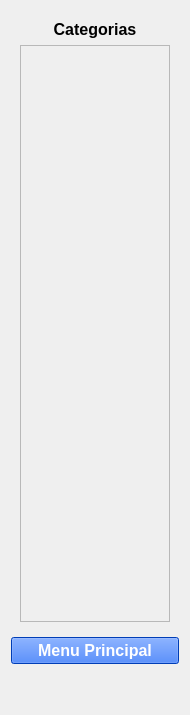
DanilloMLS/lepee, file src/templates/apres_ops.ui: the form before one commit.
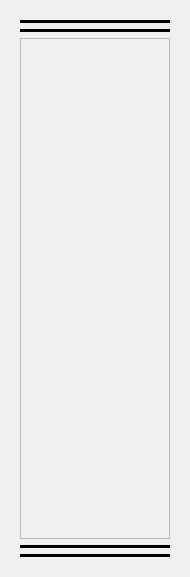
The form after the commit.

The edit to the form file:
```diff
--- a/src/templates/apres_ops.ui
+++ b/src/templates/apres_ops.ui
@@ -7,7 +7,7 @@
     <x>0</x>
     <y>0</y>
     <width>190</width>
-    <height>715</height>
+    <height>577</height>
    </rect>
   </property>
   <property name="windowTitle">
@@ -18,20 +18,22 @@
     <widget class="QWidget" name="opWidget" native="true">
      <layout class="QVBoxLayout" name="verticalLayout_2">
       <item>
-       <widget class="QLabel" name="tituloLabel">
-        <property name="font">
-         <font>
-          <family>Arial</family>
-          <pointsize>12</pointsize>
-          <weight>75</weight>
-          <bold>true</bold>
-         </font>
+       <widget class="Line" name="line_4">
+        <property name="styleSheet">
+         <string notr="true">background-color: rgb(0, 0, 0);</string>
         </property>
-        <property name="text">
-         <string>Categorias</string>
+        <property name="orientation">
+         <enum>Qt::Horizontal</enum>
         </property>
-        <property name="alignment">
-         <set>Qt::AlignCenter</set>
+       </widget>
+      </item>
+      <item>
+       <widget class="Line" name="line_3">
+        <property name="styleSheet">
+         <string notr="true">background-color: rgb(0, 0, 0);</string>
+        </property>
+        <property name="orientation">
+         <enum>Qt::Horizontal</enum>
         </property>
        </widget>
       </item>
@@ -49,66 +51,35 @@
            <x>0</x>
            <y>0</y>
            <width>152</width>
-           <height>567</height>
+           <height>503</height>
           </rect>
          </property>
         </widget>
        </widget>
       </item>
+      <item>
+       <widget class="Line" name="line_2">
+        <property name="styleSheet">
+         <string notr="true">background-color: rgb(0, 0, 0);</string>
+        </property>
+        <property name="orientation">
+         <enum>Qt::Horizontal</enum>
+        </property>
+       </widget>
+      </item>
+      <item>
+       <widget class="Line" name="line">
+        <property name="styleSheet">
+         <string notr="true">background-color: rgb(0, 0, 0);</string>
+        </property>
+        <property name="orientation">
+         <enum>Qt::Horizontal</enum>
+        </property>
+       </widget>
+      </item>
      </layout>
     </widget>
    </item>
-   <item row="1" column="0">
-    <widget class="QPushButton" name="menuPrinBtn">
-     <property name="font">
-      <font>
-       <family>Arial</family>
-       <pointsize>12</pointsize>
-       <weight>75</weight>
-       <bold>true</bold>
-      </font>
-     </property>
-     <property name="cursor">
-      <cursorShape>PointingHandCursor</cursorShape>
-     </property>
-     <property name="toolTip">
-      <string>Voltar ao Menu Principal</string>
-     </property>
-     <property name="styleSheet">
-      <string notr="true">background-color: rgb(0, 85, 255);
-color: rgb(255, 255, 255);</string>
-     </property>
-     <property name="text">
-      <string>Menu Principal</string>
-     </property>
-    </widget>
-   </item>
-   <item row="3" column="0">
-    <spacer name="horizontalSpacer">
-     <property name="orientation">
-      <enum>Qt::Horizontal</enum>
-     </property>
-     <property name="sizeHint" stdset="0">
-      <size>
-       <width>40</width>
-       <height>20</height>
-      </size>
-     </property>
-    </spacer>
-   </item>
-   <item row="2" column="0">
-    <spacer name="horizontalSpacer_2">
-     <property name="orientation">
-      <enum>Qt::Horizontal</enum>
-     </property>
-     <property name="sizeHint" stdset="0">
-      <size>
-       <width>40</width>
-       <height>20</height>
-      </size>
-     </property>
-    </spacer>
-   </item>
   </layout>
  </widget>
  <resources/>
```
